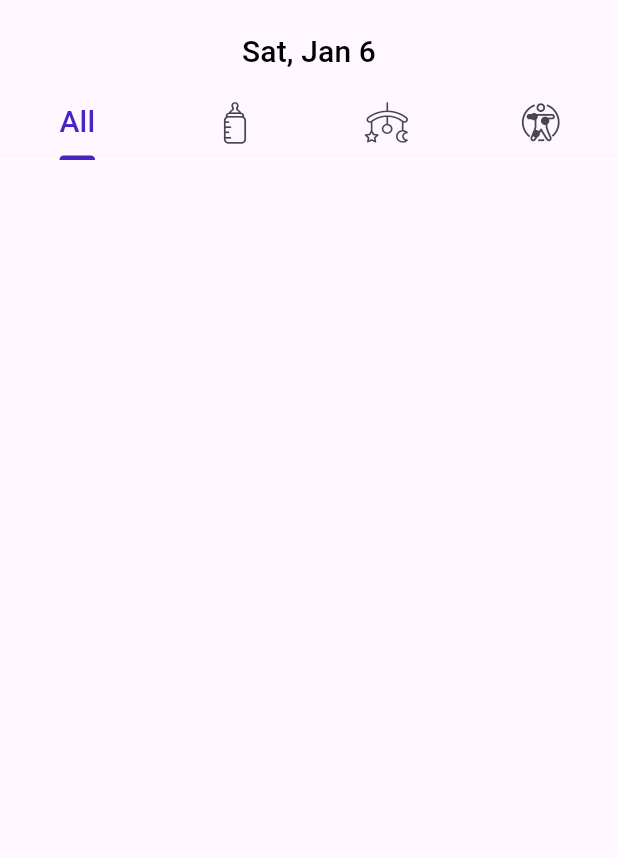
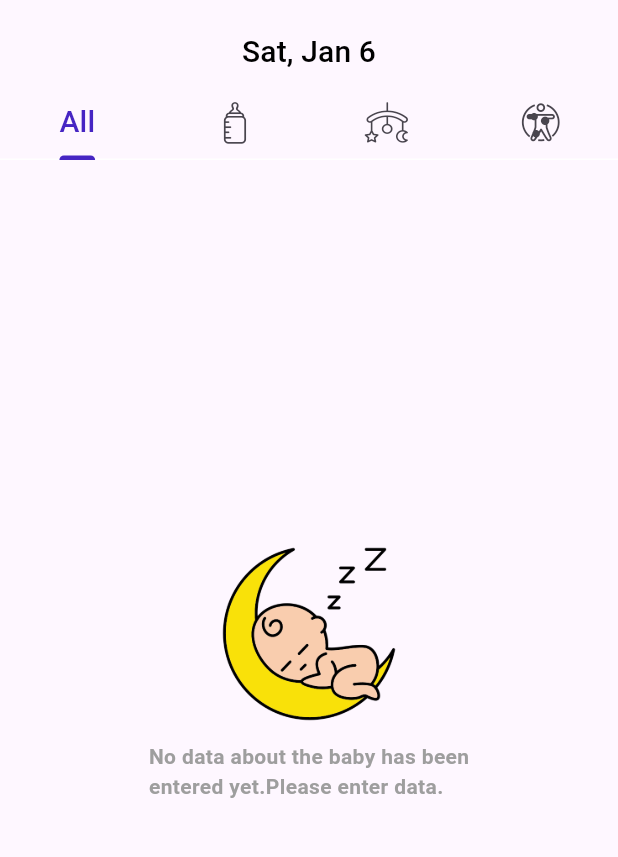
Before and after one commit to andactasdemir24/my_baby_tracker, a Flutter app: the CalenderPage screen opened directly, on a phone screen of 412 x 824 dp, the part 68-925 px from its top. Run offline on Flutter 3.47's test engine with Material 3 defaults, Android fonts, the phone set to English and light mode, and no system bars; our stand-ins replace flutter_mobx, flutter_screenutil, get_it, google_nav_bar, hive, hive_flutter and 4 more; missing offline and left inert: flutter_inappwebview; accounts and stored records are empty; generated files the repository leaves out were written again; Roboto replaces fonts that are missing (Poppins).

Commit message:
added when we have not any data widget feature to calendar pages

```diff
--- a/lib/app/core/constants/images_constants.dart
+++ b/lib/app/core/constants/images_constants.dart
@@ -37,3 +37,6 @@ const String boy = 'assets/images/boy.png';
 const String picker = 'assets/images/picker.png';
 const String weight = 'assets/images/weight.png';
 const String height = 'assets/images/heights.png';
+
+//calender
+const String noDataImage = 'assets/images/sleep-baby.png';
--- a/lib/app/core/constants/text_constants.dart
+++ b/lib/app/core/constants/text_constants.dart
@@ -50,6 +50,7 @@ const String symptomos = 'Symptomps';
 
 //Calender
 const String calenderAppbar = 'Calender';
+const String noDataText = 'No data about the baby has been\nentered yet.Please enter data.';
 
 //SymptompsList names
 const String runnyNoseT = 'Runny Nose';
--- a/lib/app/features/screens/calender/widgets/custom_all_listview.dart
+++ b/lib/app/features/screens/calender/widgets/custom_all_listview.dart
@@ -3,6 +3,7 @@ import 'package:baby_tracker_app/app/core/hive/model/feeding_model.dart';
 import 'package:baby_tracker_app/app/core/hive/model/sleep_model.dart';
 import 'package:baby_tracker_app/app/core/hive/model/symptomps_model.dart';
 import 'package:baby_tracker_app/app/features/screens/calender/viewmodel/calender_viewmodel.dart';
+import 'package:baby_tracker_app/app/features/screens/calender/widgets/custom_nodata.dart';
 import 'package:flutter/material.dart';
 import 'package:flutter_mobx/flutter_mobx.dart';
 import '../../../../core/constants/color_constants.dart';
@@ -23,6 +24,7 @@ class CustomAllListview extends StatelessWidget {
     return Scaffold(
       body: Observer(
         builder: (context) {
+          if (allviewmodel.allList.isNotEmpty) {
             return ListView(
               children: allviewmodel.groupedItems.entries.map((entry) {
                 return Column(
@@ -40,6 +42,9 @@ class CustomAllListview extends StatelessWidget {
                 );
               }).toList(),
             );
+          } else {
+            return const CustomNoDataWidget();
+          }
         },
       ),
     );
--- a/lib/app/features/screens/calender/widgets/custom_feeding_listview.dart
+++ b/lib/app/features/screens/calender/widgets/custom_feeding_listview.dart
@@ -1,4 +1,5 @@
 import 'package:baby_tracker_app/app/core/hive/model/feeding_model.dart';
+import 'package:baby_tracker_app/app/features/screens/calender/widgets/custom_nodata.dart';
 import 'package:baby_tracker_app/app/features/screens/feeding/view/feeding_edit_page.dart';
 import 'package:flutter/material.dart';
 import 'package:flutter_mobx/flutter_mobx.dart';
@@ -15,6 +16,7 @@ class CustomFeedigListView extends StatelessWidget {
   Widget build(BuildContext context) {
     final calenderViewmodel = locator.get<CalenderViewModel>();
     return Observer(builder: (context) {
+      if (calenderViewmodel.feedingList.isNotEmpty) {
         return ListView.builder(
           itemCount: calenderViewmodel.feedingList.length,
           itemBuilder: (context, index) {
@@ -72,6 +74,9 @@ class CustomFeedigListView extends StatelessWidget {
             );
           },
         );
+      } else {
+        return const CustomNoDataWidget();
+      }
     });
   }
 
--- /dev/null
+++ b/lib/app/features/screens/calender/widgets/custom_nodata.dart
@@ -0,0 +1,26 @@
+import 'package:baby_tracker_app/app/core/constants/color_constants.dart';
+import 'package:baby_tracker_app/app/core/constants/images_constants.dart';
+import 'package:baby_tracker_app/app/core/constants/text_constants.dart';
+import 'package:flutter/material.dart';
+import 'package:flutter_screenutil/flutter_screenutil.dart';
+
+class CustomNoDataWidget extends StatelessWidget {
+  const CustomNoDataWidget({
+    super.key,
+  });
+
+  @override
+  Widget build(BuildContext context) {
+    return Center(
+        child: Column(
+      mainAxisAlignment: MainAxisAlignment.center,
+      children: [
+        Image.asset(noDataImage, height: 120.h),
+        Text(
+          noDataText,
+          style: TextStyle(color: shade500, fontWeight: FontWeight.bold),
+        )
+      ],
+    ));
+  }
+}
--- a/lib/app/features/screens/calender/widgets/custom_sleep_listview.dart
+++ b/lib/app/features/screens/calender/widgets/custom_sleep_listview.dart
@@ -1,3 +1,4 @@
+import 'package:baby_tracker_app/app/features/screens/calender/widgets/custom_nodata.dart';
 import 'package:baby_tracker_app/app/features/screens/sleep/view/sleep_edit_page.dart';
 import 'package:flutter/material.dart';
 import 'package:flutter_mobx/flutter_mobx.dart';
@@ -15,6 +16,7 @@ class CustomSleepListView extends StatelessWidget {
   Widget build(BuildContext context) {
     final calenderViewmodel = locator.get<CalenderViewModel>();
     return Observer(builder: (context) {
+      if (calenderViewmodel.sleepList.isNotEmpty) {
         return ListView.builder(
           itemCount: calenderViewmodel.sleepList.length,
           itemBuilder: (context, index) {
@@ -71,6 +73,9 @@ class CustomSleepListView extends StatelessWidget {
             );
           },
         );
+      } else {
+        return const CustomNoDataWidget();
+      }
     });
   }
 
--- a/lib/app/features/screens/profile/view/profile_view.dart
+++ b/lib/app/features/screens/profile/view/profile_view.dart
@@ -44,10 +44,6 @@ class _ProfilePageState extends State<ProfilePage> {
     informationviewmodel.birthDateController.text = widget.birthDate ?? '';
     informationviewmodel.weightController.text = widget.weight.toString();
     informationviewmodel.heightController.text = widget.height.toString();
-    // Seçilen cinsiyeti yükleme
-    if (informationviewmodel.selectedInformation?.selectedGender != null) {
-      // Seçilen cinsiyeti arayüzde göster
-    }
   }
 
   @override
```
Also changed, not shown: lib/app/features/screens/calender/widgets/custom_symptomps_listview.dart (+7 -1 lines), assets/images/sleep-baby.png (added). Lines whose indentation alone changed are shown as unchanged.
